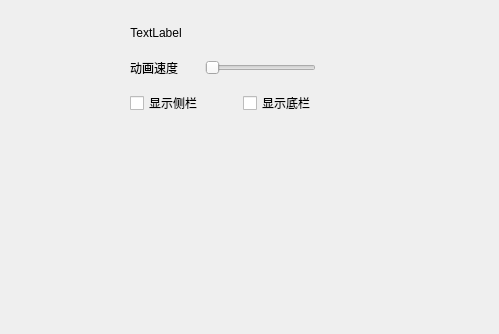
Old version of the form core/form.ui in the repository dayu521/abc.
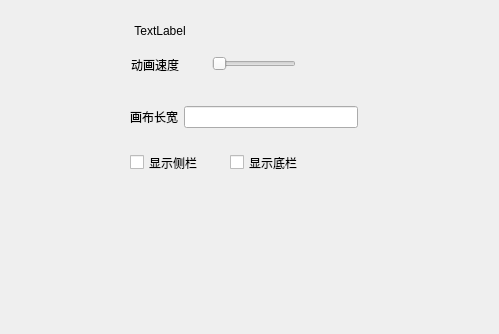
New version of the form.

```diff
--- a/core/form.ui
+++ b/core/form.ui
@@ -13,59 +13,102 @@
   <property name="windowTitle">
    <string>Form</string>
   </property>
-  <widget class="QWidget" name="">
+  <widget class="QSlider" name="animationSpeed">
    <property name="geometry">
     <rect>
+     <x>212</x>
+     <y>54</y>
+     <width>84</width>
+     <height>20</height>
+    </rect>
+   </property>
+   <property name="minimum">
+    <number>100</number>
+   </property>
+   <property name="maximum">
+    <number>9999</number>
+   </property>
+   <property name="singleStep">
+    <number>10</number>
+   </property>
+   <property name="orientation">
+    <enum>Qt::Horizontal</enum>
+   </property>
+  </widget>
+  <widget class="QCheckBox" name="checkBox_2">
+   <property name="geometry">
+    <rect>
+     <x>230</x>
+     <y>150</y>
+     <width>80</width>
+     <height>25</height>
+    </rect>
+   </property>
+   <property name="text">
+    <string>显示底栏</string>
+   </property>
+  </widget>
+  <widget class="QLabel" name="label">
+   <property name="geometry">
+    <rect>
+     <x>131</x>
+     <y>54</y>
+     <width>52</width>
+     <height>21</height>
+    </rect>
+   </property>
+   <property name="text">
+    <string>动画速度</string>
+   </property>
+  </widget>
+  <widget class="QLabel" name="label_2">
+   <property name="geometry">
+    <rect>
+     <x>131</x>
+     <y>22</y>
+     <width>58</width>
+     <height>18</height>
+    </rect>
+   </property>
+   <property name="text">
+    <string>TextLabel</string>
+   </property>
+   <property name="alignment">
+    <set>Qt::AlignCenter</set>
+   </property>
+  </widget>
+  <widget class="QCheckBox" name="checkBox">
+   <property name="geometry">
+    <rect>
      <x>130</x>
-     <y>21</y>
-     <width>186</width>
-     <height>94</height>
+     <y>150</y>
+     <width>80</width>
+     <height>25</height>
     </rect>
    </property>
-   <layout class="QGridLayout" name="gridLayout">
-    <property name="horizontalSpacing">
-     <number>23</number>
-    </property>
-    <property name="verticalSpacing">
-     <number>14</number>
-    </property>
-    <item row="0" column="0">
-     <widget class="QLabel" name="label_2">
+   <property name="text">
+    <string>显示侧栏</string>
+   </property>
+  </widget>
+  <widget class="QWidget" name="layoutWidget">
+   <property name="geometry">
+    <rect>
+     <x>130</x>
+     <y>100</y>
+     <width>228</width>
+     <height>34</height>
+    </rect>
+   </property>
+   <layout class="QHBoxLayout" name="horizontalLayout">
+    <item>
+     <widget class="QLabel" name="label_3">
       <property name="text">
-       <string>TextLabel</string>
+       <string>画布长宽</string>
       </property>
-      <property name="alignment">
-       <set>Qt::AlignCenter</set>
-      </property>
      </widget>
     </item>
-    <item row="1" column="0">
-     <widget class="QLabel" name="label">
-      <property name="text">
-       <string>动画速度</string>
-      </property>
-     </widget>
-    </item>
-    <item row="1" column="1" colspan="2">
-     <widget class="QSlider" name="horizontalSlider">
-      <property name="orientation">
-       <enum>Qt::Horizontal</enum>
-      </property>
-     </widget>
-    </item>
-    <item row="2" column="0" colspan="2">
-     <widget class="QCheckBox" name="checkBox">
-      <property name="text">
-       <string>显示侧栏</string>
-      </property>
-     </widget>
-    </item>
-    <item row="2" column="2">
-     <widget class="QCheckBox" name="checkBox_2">
-      <property name="text">
-       <string>显示底栏</string>
-      </property>
-     </widget>
+    <item>
+     <widget class="QLineEdit" name="widthAndHeightLedit"/>
     </item>
    </layout>
   </widget>
```
